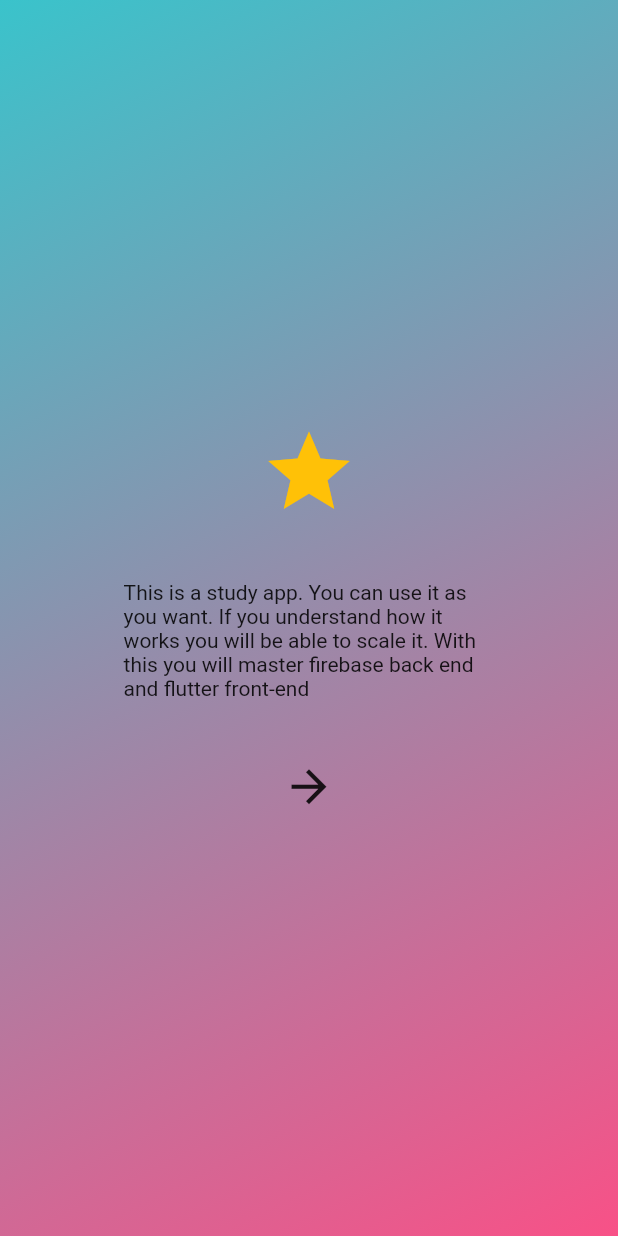
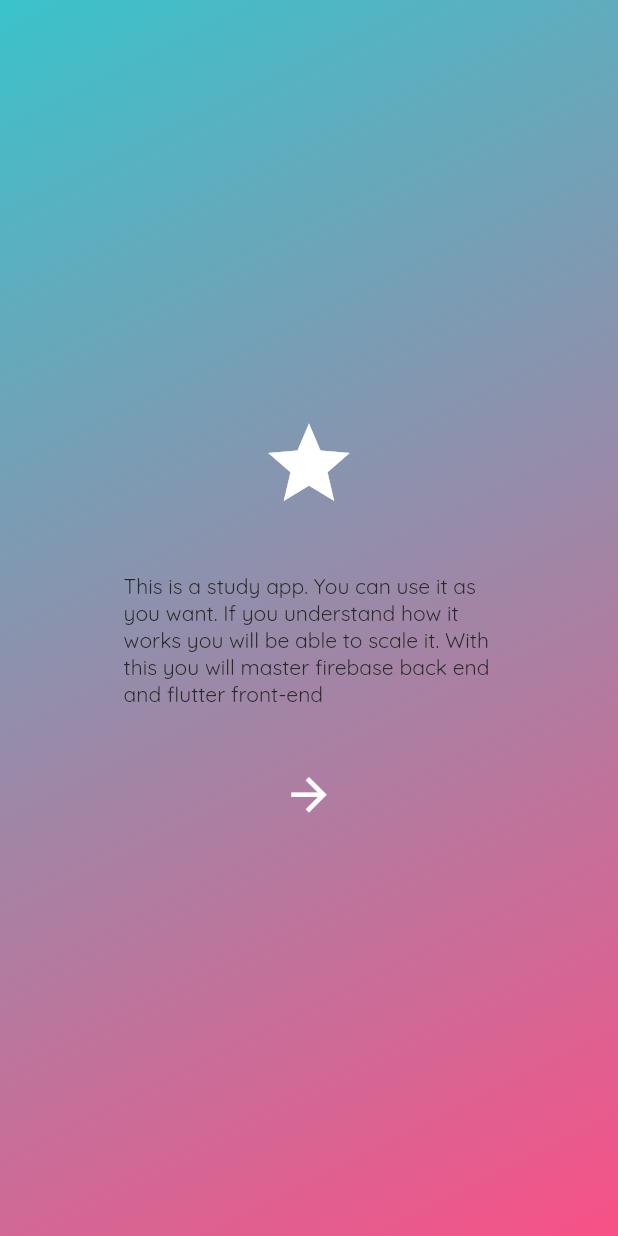
Before and after one commit to avi-kr/flutterstudyapp, a Flutter app: the screen it shows after launch, on a phone screen of 412 x 824 dp. Run offline on Flutter 3.47's test engine with Material 2 defaults, Android fonts, the phone set to English and light mode, and no system bars; our stand-ins replace cloud_firestore, firebase_core, get, google_fonts; accounts and stored records are empty; project files that could hold a hidden picture were left out.

Commit message:
updating light theme class with additional properties

```diff
--- a/lib/configs/themes/app_light_theme.dart
+++ b/lib/configs/themes/app_light_theme.dart
@@ -1,4 +1,18 @@
 import 'dart:ui';
+
+import 'package:flutter/material.dart';
+import 'package:flutter_study_app/configs/themes/sub_theme_data_mixin.dart';
 
 const Color primaryDarkColorDark = Color(0xFF2e3c62);
 const Color primaryColorDark = Color(0xFF99ACE1);
+const Color mainTextColor = Color.fromARGB(255, 40, 40, 40);
+
+class LightTheme with SubThemeData {
+  buildLightTheme() {
+    final ThemeData systemLightTheme = ThemeData.light();
+    return systemLightTheme.copyWith(
+        iconTheme: getIconTheme(),
+        textTheme: getTextTheme()
+            .apply(bodyColor: mainTextColor, displayColor: mainTextColor));
+  }
+}
--- a/lib/main.dart
+++ b/lib/main.dart
@@ -1,5 +1,6 @@
 import 'package:flutter/material.dart';
 import 'package:flutter_study_app/bindings/initial_bindings.dart';
+import 'package:flutter_study_app/configs/themes/app_light_theme.dart';
 import 'package:flutter_study_app/routes/app_routes.dart';
 import 'package:get/get.dart';
 
@@ -21,6 +22,7 @@ class MyApp extends StatelessWidget {
   @override
   Widget build(BuildContext context) {
     return GetMaterialApp(
+      theme: LightTheme().buildLightTheme(),
       getPages: AppRoutes.routes(),
     );
   }
--- a/lib/screens/introduction/introduction.dart
+++ b/lib/screens/introduction/introduction.dart
@@ -21,7 +21,6 @@ class IntroductionScreen extends StatelessWidget {
               const Icon(
                 Icons.star,
                 size: 65,
-                color: Colors.amber,
               ),
               SizedBox(
                 height: 40,
```
